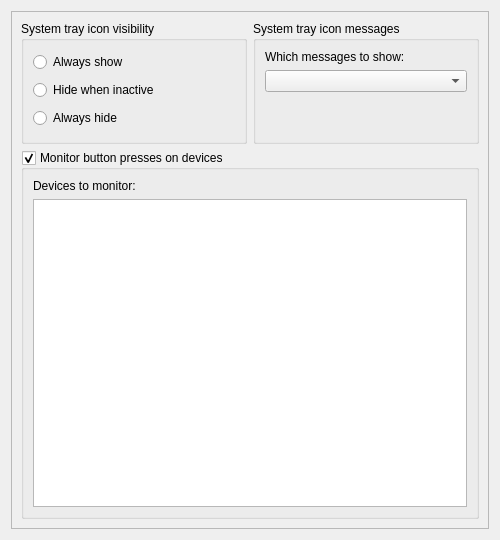
jpopelka/hplip, file ui4/systrayframe_base.ui: the form before one commit.
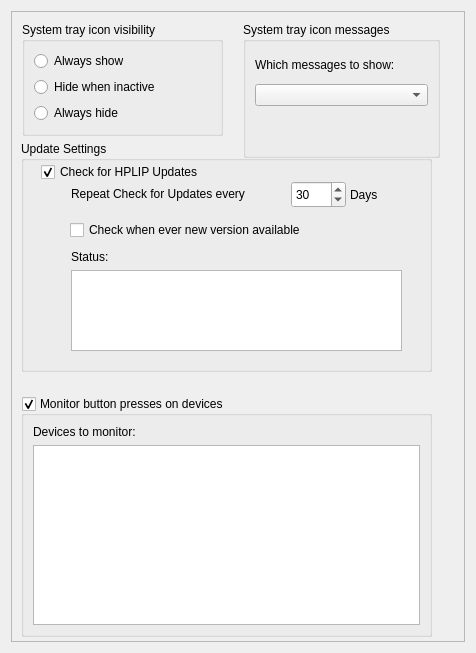
The form after the commit.

Diff of the .ui file:
```diff
--- a/ui4/systrayframe_base.ui
+++ b/ui4/systrayframe_base.ui
@@ -1,74 +1,86 @@
 <ui version="4.0" >
  <class>Dialog</class>
- <widget class="QDialog" name="Dialog" >
-  <property name="geometry" >
+ <widget class="QDialog" name="Dialog">
+  <property name="geometry">
    <rect>
     <x>0</x>
     <y>0</y>
-    <width>500</width>
-    <height>540</height>
+    <width>476</width>
+    <height>653</height>
    </rect>
   </property>
   <property name="windowTitle" >
    <string>Dialog</string>
   </property>
-  <layout class="QGridLayout" >
-   <item row="0" column="0" >
-    <widget class="QFrame" name="frame" >
-     <property name="frameShape" >
+  <layout class="QGridLayout">
+   <item row="0" column="1">
+    <widget class="QFrame" name="frame">
+     <property name="frameShape">
       <enum>QFrame::StyledPanel</enum>
      </property>
      <property name="frameShadow" >
       <enum>QFrame::Raised</enum>
      </property>
-     <layout class="QGridLayout" >
-      <item row="0" column="0" >
-       <widget class="QGroupBox" name="groupBox_2" >
-        <property name="title" >
+     <widget class="QGroupBox" name="groupBox_2">
+      <property name="geometry">
+       <rect>
+        <x>11</x>
+        <y>11</y>
+        <width>201</width>
+        <height>114</height>
+       </rect>
+      </property>
+      <property name="title">
          <string>System tray icon visibility</string>
         </property>
-        <layout class="QGridLayout" >
-         <item row="0" column="0" >
-          <widget class="QRadioButton" name="radioButton" >
-           <property name="text" >
+      <layout class="QGridLayout">
+       <item row="0" column="0">
+        <widget class="QRadioButton" name="radioButton">
+         <property name="text">
             <string>Always show</string>
            </property>
           </widget>
          </item>
-         <item row="1" column="0" >
-          <widget class="QRadioButton" name="radioButton_2" >
-           <property name="text" >
+       <item row="1" column="0">
+        <widget class="QRadioButton" name="radioButton_2">
+         <property name="text">
             <string>Hide when inactive</string>
            </property>
           </widget>
          </item>
-         <item row="2" column="0" >
-          <widget class="QRadioButton" name="radioButton_3" >
-           <property name="text" >
+       <item row="2" column="0">
+        <widget class="QRadioButton" name="radioButton_3">
+         <property name="text">
             <string>Always hide</string>
            </property>
           </widget>
          </item>
         </layout>
        </widget>
-      </item>
-      <item row="0" column="1" >
-       <widget class="QGroupBox" name="groupBox_3" >
-        <property name="title" >
+     <widget class="QGroupBox" name="groupBox_3">
+      <property name="geometry">
+       <rect>
+        <x>232</x>
+        <y>11</y>
+        <width>197</width>
+        <height>136</height>
+       </rect>
+      </property>
+      <property name="title">
          <string>System tray icon messages</string>
         </property>
-        <layout class="QGridLayout" >
-         <item row="0" column="0" >
-          <widget class="QLabel" name="label_2" >
-           <property name="text" >
+      <layout class="QGridLayout">
+       <item row="0" column="0">
+        <widget class="QLabel" name="label_2">
+         <property name="text">
             <string>Which messages to show:</string>
            </property>
           </widget>
          </item>
-         <item row="1" column="0" >
-          <widget class="QComboBox" name="MessageShowComboBox" />
-         </item>
-         <item row="2" column="0" >
+       <item row="1" column="0">
+        <widget class="QComboBox" name="MessageShowComboBox"/>
+       </item>
+       <item row="2" column="0">
           <spacer>
            <property name="orientation" >
             <enum>Qt::Vertical</enum>
@@ -86,30 +98,144 @@
          </item>
         </layout>
        </widget>
-      </item>
-      <item row="1" column="0" colspan="2" >
-       <widget class="QGroupBox" name="groupBox" >
-        <property name="title" >
+     <widget class="QGroupBox" name="groupBox">
+      <property name="geometry">
+       <rect>
+        <x>10</x>
+        <y>385</y>
+        <width>411</width>
+        <height>241</height>
+       </rect>
+      </property>
+      <property name="title">
          <string>Monitor button presses on devices</string>
         </property>
         <property name="checkable" >
          <bool>true</bool>
         </property>
-        <layout class="QGridLayout" >
-         <item row="0" column="0" >
-          <widget class="QLabel" name="label" >
-           <property name="text" >
+      <layout class="QGridLayout">
+       <item row="4" column="0">
+        <widget class="QListWidget" name="listWidget"/>
+       </item>
+       <item row="3" column="0">
+        <widget class="QLabel" name="label">
+         <property name="text">
             <string>Devices to monitor:</string>
            </property>
           </widget>
          </item>
-         <item row="1" column="0" >
-          <widget class="QListWidget" name="listWidget" />
-         </item>
-        </layout>
-       </widget>
-      </item>
-     </layout>
+      </layout>
+     </widget>
+     <widget class="QGroupBox" name="groupBox_4">
+      <property name="geometry">
+       <rect>
+        <x>10</x>
+        <y>130</y>
+        <width>411</width>
+        <height>231</height>
+       </rect>
+      </property>
+      <property name="title">
+       <string>Update Settings</string>
+      </property>
+      <widget class="QCheckBox" name="checkBox">
+       <property name="geometry">
+        <rect>
+         <x>20</x>
+         <y>20</y>
+         <width>331</width>
+         <height>22</height>
+        </rect>
+       </property>
+       <property name="text">
+        <string>Check for HPLIP Updates</string>
+       </property>
+       <property name="checked">
+        <bool>true</bool>
+       </property>
+      </widget>
+      <widget class="QLabel" name="label_3">
+       <property name="geometry">
+        <rect>
+         <x>50</x>
+         <y>44</y>
+         <width>221</width>
+         <height>17</height>
+        </rect>
+       </property>
+       <property name="text">
+        <string>Repeat Check for Updates every </string>
+       </property>
+      </widget>
+      <widget class="QSpinBox" name="spinBox">
+       <property name="geometry">
+        <rect>
+         <x>270</x>
+         <y>40</y>
+         <width>55</width>
+         <height>27</height>
+        </rect>
+       </property>
+       <property name="minimum">
+        <number>1</number>
+       </property>
+       <property name="maximum">
+        <number>365</number>
+       </property>
+       <property name="value">
+        <number>30</number>
+       </property>
+      </widget>
+      <widget class="QLabel" name="label_4">
+       <property name="geometry">
+        <rect>
+         <x>329</x>
+         <y>45</y>
+         <width>67</width>
+         <height>17</height>
+        </rect>
+       </property>
+       <property name="text">
+        <string>Days</string>
+       </property>
+      </widget>
+      <widget class="QCheckBox" name="checkBox_2">
+       <property name="geometry">
+        <rect>
+         <x>49</x>
+         <y>78</y>
+         <width>301</width>
+         <height>22</height>
+        </rect>
+       </property>
+       <property name="text">
+        <string>Check when ever new version available</string>
+       </property>
+      </widget>
+      <widget class="QTextEdit" name="textEdit">
+       <property name="geometry">
+        <rect>
+         <x>50</x>
+         <y>129</y>
+         <width>331</width>
+         <height>81</height>
+        </rect>
+       </property>
+      </widget>
+      <widget class="QLabel" name="label_5">
+       <property name="geometry">
+        <rect>
+         <x>50</x>
+         <y>107</y>
+         <width>61</width>
+         <height>17</height>
+        </rect>
+       </property>
+       <property name="text">
+        <string>Status:</string>
+       </property>
+      </widget>
+     </widget>
     </widget>
    </item>
   </layout>
```
Left out of the diff: 15 changed lines with no effect on the pictures. Lines whose indentation alone changed are shown as unchanged.
